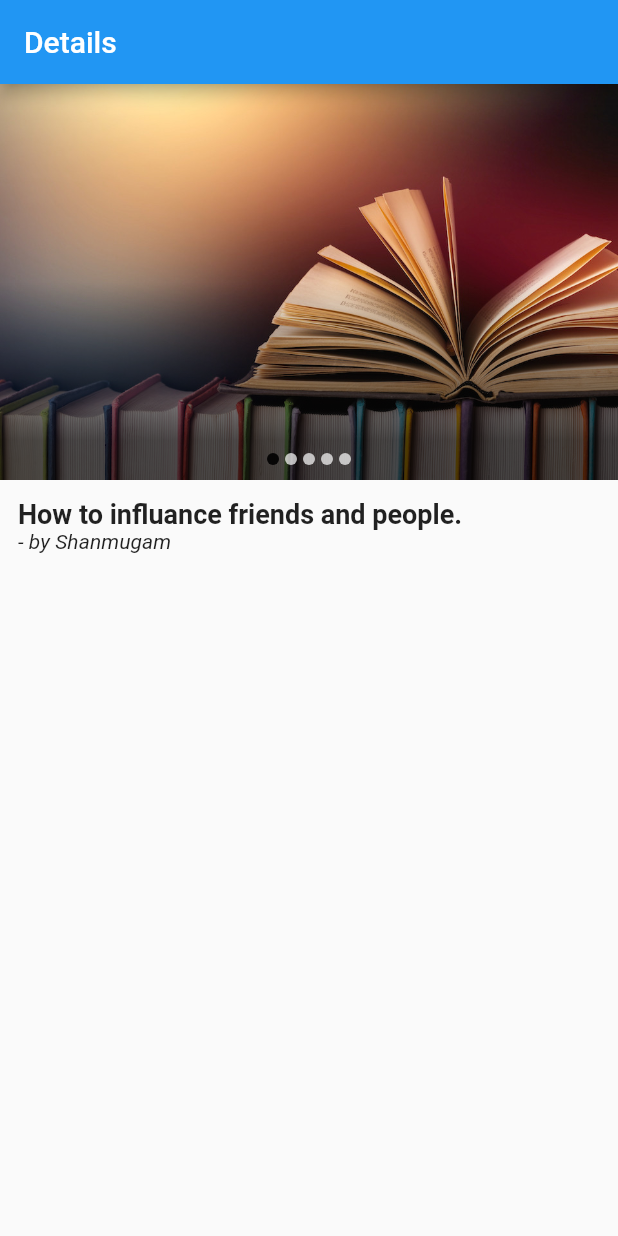
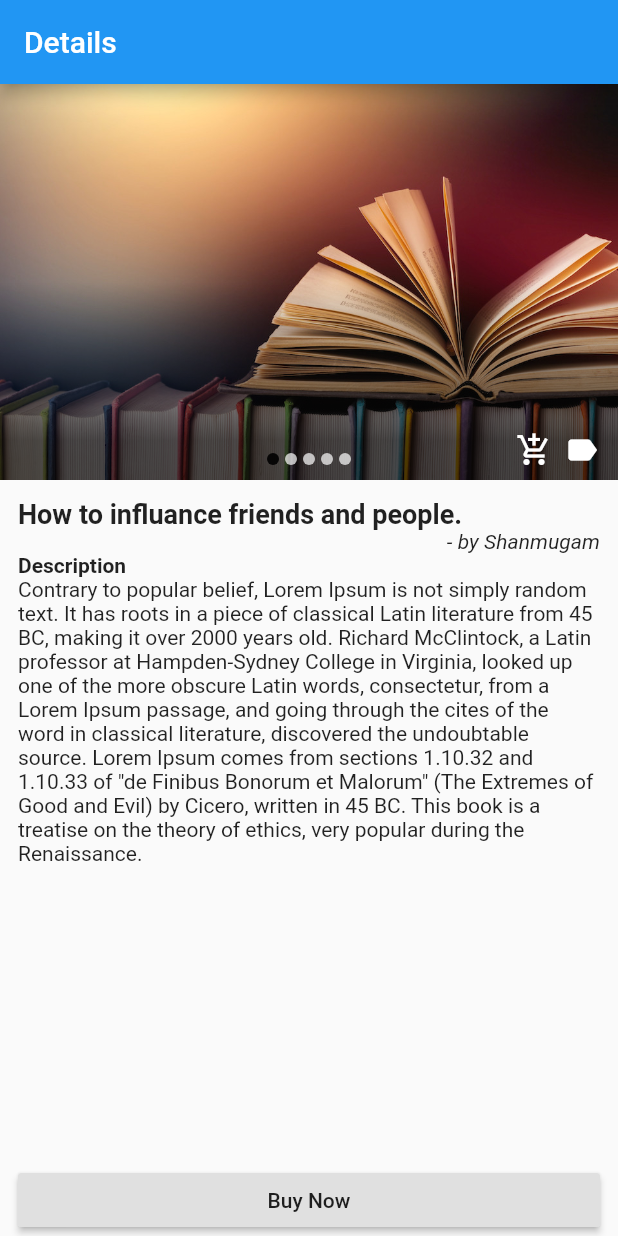
Before and after one commit to Nova-Corp/Book-Invent, a Flutter app: the screen it shows after launch, after a tap on "Books 1", on a phone screen of 412 x 824 dp. Run offline on Flutter 3.47's test engine with Material 2 defaults, Android fonts, the phone set to English and light mode, and no system bars; drawn by our look-alikes of carousel_slider; our stand-ins replace badges.

Commit message:
Working in Cart Page Design.

```diff
--- /dev/null
+++ b/lib/screens/cart/cart_page.dart
@@ -0,0 +1,23 @@
+import 'package:book_invent/screens/widgets/cart_item_list.dart';
+import 'package:flutter/material.dart';
+
+class CartPage extends StatelessWidget {
+  @override
+  Widget build(BuildContext context) {
+    return MaterialApp(
+      title: 'Cart Page',
+      home: Scaffold(
+        appBar: AppBar(
+          title: Text('Cart'),
+        ),
+        body: SafeArea(
+          child: SingleChildScrollView(
+            child: Column(
+              children: [getCartItemList()],
+            ),
+          ),
+        ),
+      ),
+    );
+  }
+}
--- a/lib/screens/details/details_page.dart
+++ b/lib/screens/details/details_page.dart
@@ -24,7 +24,8 @@ class _DetailsPage extends State<DetailsPage> {
         appBar: AppBar(
           title: Text('Details'),
         ),
-        body: Column(
+        body: SafeArea(
+          child: Column(
             crossAxisAlignment: CrossAxisAlignment.start,
             children: [
               Container(
@@ -55,7 +56,25 @@ class _DetailsPage extends State<DetailsPage> {
                       left: 0,
                       right: 0,
                       child: getDotIndicatorForSlide(
-                        _imageList, _current, Colors.white.withOpacity(.7)))
+                          _imageList, _current, Colors.white.withOpacity(.7))),
+                  Positioned(
+                      bottom: 8,
+                      right: 12,
+                      child: Row(
+                        children: [
+                          Icon(
+                            Icons.add_shopping_cart,
+                            color: Colors.white,
+                          ),
+                          SizedBox(
+                            width: 8,
+                          ),
+                          Icon(
+                            Icons.label,
+                            color: Colors.white,
+                          )
+                        ],
+                      ))
                 ]),
               ),
               SizedBox(height: 12),
@@ -64,24 +83,86 @@ class _DetailsPage extends State<DetailsPage> {
                   SizedBox(
                     width: 12,
                   ),
-                Column(
+                  Flexible(
+                    child: Text(
+                      'How to influance friends and people. ',
+                      style:
+                          TextStyle(fontSize: 18, fontWeight: FontWeight.bold),
+                    ),
+                  ),
+                  SizedBox(
+                    width: 12,
+                  ),
+                ],
+              ),
+              Row(
+                mainAxisAlignment: MainAxisAlignment.end,
+                children: [
+                  SizedBox(
+                    width: 12,
+                  ),
+                  Flexible(
+                    child: Text(
+                      '- by Shanmugam',
+                      style:
+                          TextStyle(fontSize: 14, fontStyle: FontStyle.italic),
+                    ),
+                  ),
+                  SizedBox(
+                    width: 12,
+                  ),
+                ],
+              ),
+              Row(
+                children: [
+                  SizedBox(
+                    width: 12,
+                  ),
+                  Flexible(
+                    child: Column(
                       crossAxisAlignment: CrossAxisAlignment.start,
                       children: [
                         Text(
-                      'How to influance friends and people.',
-                      style:
-                          TextStyle(fontSize: 18, fontWeight: FontWeight.bold),
+                          'Description',
+                          style: TextStyle(
+                              fontWeight: FontWeight.bold, fontSize: 14),
                         ),
                         Text(
-                      '- by Shanmugam',
-                      style:
-                          TextStyle(fontSize: 14, fontStyle: FontStyle.italic),
+                            'Contrary to popular belief, Lorem Ipsum is not simply random text. It has roots in a piece of classical Latin literature from 45 BC, making it over 2000 years old. Richard McClintock, a Latin professor at Hampden-Sydney College in Virginia, looked up one of the more obscure Latin words, consectetur, from a Lorem Ipsum passage, and going through the cites of the word in classical literature, discovered the undoubtable source. Lorem Ipsum comes from sections 1.10.32 and 1.10.33 of "de Finibus Bonorum et Malorum" (The Extremes of Good and Evil) by Cicero, written in 45 BC. This book is a treatise on the theory of ethics, very popular during the Renaissance.'),
+                      ],
+                    ),
+                  ),
+                  SizedBox(
+                    width: 12,
+                  ),
+                ],
+              ),
+              Expanded(
+                child: Align(
+                  alignment: Alignment.bottomCenter,
+                  child: Row(
+                    children: [
+                      SizedBox(
+                        width: 12,
+                      ),
+                      Flexible(
+                        child: RaisedButton(
+                          child: Row(
+                            mainAxisAlignment: MainAxisAlignment.center,
+                            children: [Text('Buy Now')],
+                          ),
+                          onPressed: () => {},
+                        ),
+                      ),
+                      SizedBox(
+                        width: 12,
+                      ),
+                    ],
+                  ),
+                ),
               )
             ],
           ),
-              ],
-            ),
-          ],
         ),
       ),
     );
--- a/lib/screens/home/home_page.dart
+++ b/lib/screens/home/home_page.dart
@@ -1,8 +1,10 @@
+import 'package:book_invent/screens/cart/cart_page.dart';
 import 'package:flutter/material.dart';
 import 'package:carousel_slider/carousel_slider.dart';
 import '../widgets/dot_indicator_widget.dart';
 import '../widgets/available_book_list.dart';
 import '../widgets/home_book_slide_card.dart';
+import 'package:badges/badges.dart';
 
 class HomePage extends StatefulWidget {
   @override
@@ -18,9 +20,23 @@ class _HomePageState extends State<HomePage> {
     return MaterialApp(
       title: 'HomePage',
       home: Scaffold(
-        appBar: AppBar(
-          title: Text('Home'),
-        ),
+        appBar: AppBar(title: Text('Home'), actions: [
+          Builder(
+            builder: (context) => Badge(
+              badgeContent: Text(
+                '3',
+                style: TextStyle(color: Colors.white),
+              ),
+              position: BadgePosition.topEnd(top: 1, end: 5),
+              child: IconButton(
+                  icon: new Icon(Icons.shopping_cart),
+                  onPressed: () => {
+                        Navigator.push(context,
+                            MaterialPageRoute(builder: (context) => CartPage()))
+                      }),
+            ),
+          )
+        ]),
         body: SingleChildScrollView(
           child: Column(
             children: [
@@ -48,7 +64,7 @@ class _HomePageState extends State<HomePage> {
                 ),
               ),
               getDotIndicatorForSlide(
-                  _imageList, _current, Color.fromRGBO(0, 0, 0, 0.9)),
+                  _imageList, _current, Color.fromRGBO(0, 0, 0, 0.5)),
               Row(
                 children: [
                   SizedBox(
--- a/pubspec.yaml
+++ b/pubspec.yaml
@@ -29,6 +29,7 @@ dependencies:
   # Use with the CupertinoIcons class for iOS style icons.
   cupertino_icons: ^0.1.3
   carousel_slider: ^2.2.1
+  badges: ^1.1.3
 
 dev_dependencies:
   flutter_test:
```
Also changed, not shown: lib/screens/widgets/cart_item_list.dart (added, +108 -0 lines), pubspec.lock. Lines whose indentation alone changed are shown as unchanged.
